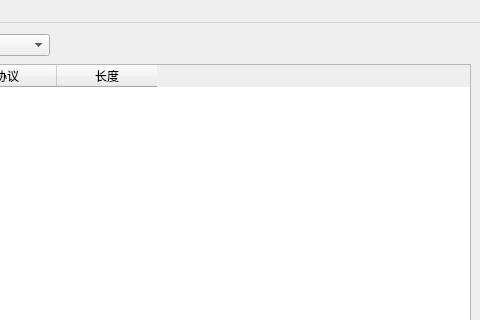
Above: MainWindow.ui from CryingCarp/Sniffer before the change; both pictures show x 453 to 933 and y 0 to 320 of the 933 by 741 pixel window. Below: the same form after it.
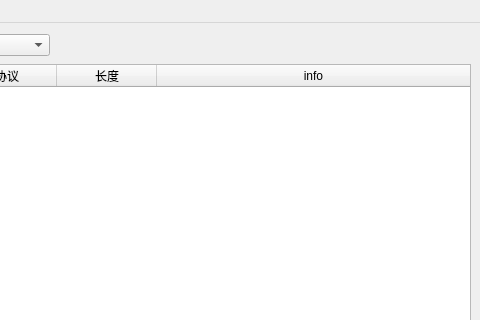
That is the form after the change.

```diff
--- a/MainWindow.ui
+++ b/MainWindow.ui
@@ -164,6 +164,9 @@
         <attribute name="horizontalHeaderMinimumSectionSize">
          <number>25</number>
         </attribute>
+        <attribute name="horizontalHeaderStretchLastSection">
+         <bool>true</bool>
+        </attribute>
         <attribute name="verticalHeaderVisible">
          <bool>false</bool>
         </attribute>
@@ -203,6 +206,11 @@
           <string>长度</string>
          </property>
         </column>
+        <column>
+         <property name="text">
+          <string>info</string>
+         </property>
+        </column>
        </widget>
       </item>
      </layout>
```
